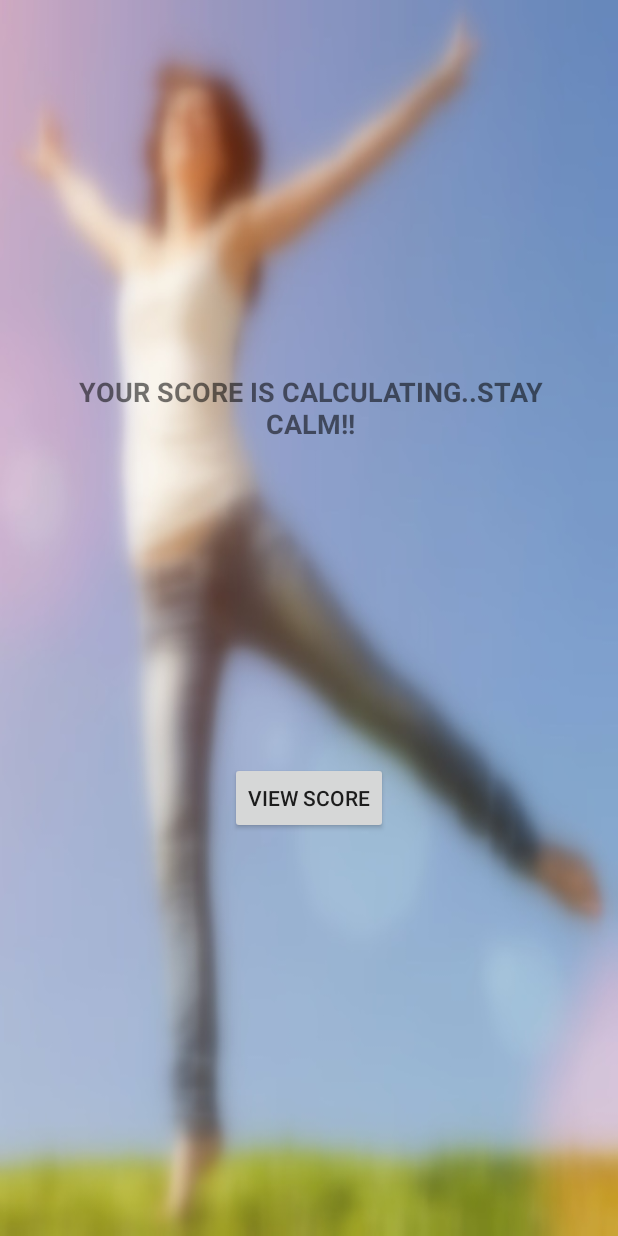
After one commit to jesnajabbar5/emhealth3, an Android app: the layout activity_stage2.xml on its own in the app's theme, with its tools: preview values and no code run, on a phone screen of 412 x 824 dp. The commit adds this screen. Run offline under Robolectric (Android 15) with nearby library versions, the phone set to English and light mode, and no system bars; network calls fail.

```diff
--- /dev/null
+++ b/app/src/main/res/layout/activity_stage2.xml
@@ -0,0 +1,48 @@
+<?xml version="1.0" encoding="utf-8"?>
+<android.support.constraint.ConstraintLayout xmlns:android="http://schemas.android.com/apk/res/android"
+    xmlns:app="http://schemas.android.com/apk/res-auto"
+    xmlns:tools="http://schemas.android.com/tools"
+    android:layout_width="match_parent"
+    android:layout_height="match_parent"
+    tools:context=".Stage1"
+    android:background="@drawable/relief"
+    android:orientation="vertical">
+
+    <Button
+        android:id="@+id/go"
+        android:layout_width="wrap_content"
+        android:layout_height="wrap_content"
+        android:layout_marginStart="8dp"
+        android:layout_marginLeft="8dp"
+        android:layout_marginTop="56dp"
+        android:layout_marginEnd="8dp"
+        android:layout_marginRight="8dp"
+        android:layout_marginBottom="8dp"
+        android:text="VIEW SCORE"
+        app:layout_constraintBottom_toBottomOf="parent"
+        app:layout_constraintEnd_toEndOf="parent"
+        app:layout_constraintStart_toStartOf="parent"
+        app:layout_constraintTop_toBottomOf="@+id/textView4"
+        app:layout_constraintVertical_bias="0.0" />
+
+    <TextView
+        android:id="@+id/textView4"
+        android:layout_width="343dp"
+        android:layout_height="360dp"
+        android:layout_marginStart="8dp"
+        android:layout_marginLeft="8dp"
+        android:layout_marginTop="92dp"
+        android:layout_marginEnd="8dp"
+        android:layout_marginRight="8dp"
+        android:layout_marginBottom="8dp"
+        android:gravity="center"
+        android:text="YOUR SCORE IS CALCULATING..STAY CALM!!"
+        android:textSize="18dp"
+        android:textStyle="bold"
+        app:layout_constraintBottom_toBottomOf="parent"
+        app:layout_constraintEnd_toEndOf="parent"
+        app:layout_constraintHorizontal_bias="0.52"
+        app:layout_constraintStart_toStartOf="parent"
+        app:layout_constraintTop_toTopOf="parent"
+        app:layout_constraintVertical_bias="0.0" />
+</android.support.constraint.ConstraintLayout>
```
Also changed, not shown: app/src/main/AndroidManifest.xml (+4 -4 lines), app/src/main/java/com/example/jesna/emhealth/Answer_Question.java (+9 -8 lines), app/src/main/java/com/example/jesna/emhealth/LifeStatus.java (+204 -1 lines), app/src/main/java/com/example/jesna/emhealth/MainActivity.java (+49 -14 lines), app/src/main/java/com/example/jesna/emhealth/Stage1.java (+2 -70 lines), app/src/main/java/com/example/jesna/emhealth/Stage2.java (added, +231 -0 lines), app/src/main/res/layout/activity_life_status.xml (+11 -1 lines).
